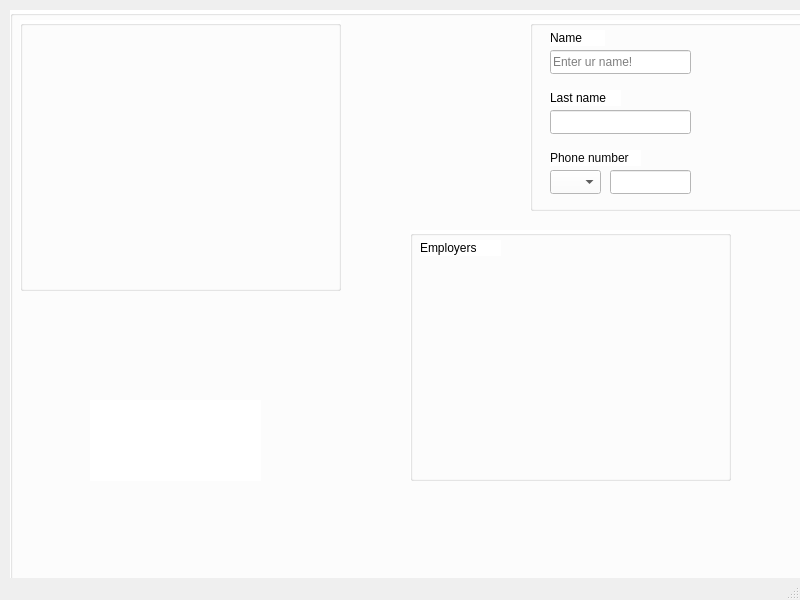
Before: the Qt Designer form setprofile.ui in HOOMANRT/HoomAbol, drawn with Qt 5.
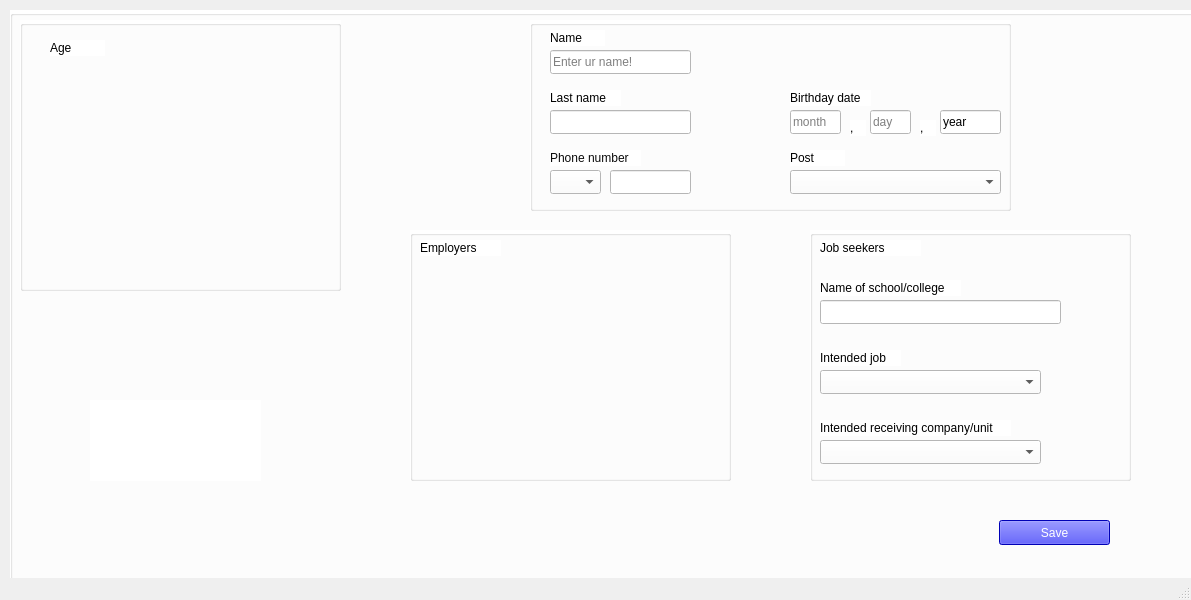
After: the same form once the commit is applied.

Patch:
```diff
--- a/setprofile.ui
+++ b/setprofile.ui
@@ -6,7 +6,7 @@
    <rect>
     <x>0</x>
     <y>0</y>
-    <width>800</width>
+    <width>1191</width>
     <height>600</height>
    </rect>
   </property>
@@ -41,6 +41,23 @@
      <property name="title">
       <string/>
      </property>
+     <widget class="QLabel" name="label_10">
+      <property name="geometry">
+       <rect>
+        <x>30</x>
+        <y>20</y>
+        <width>55</width>
+        <height>16</height>
+       </rect>
+      </property>
+      <property name="styleSheet">
+       <string notr="true">background-color: rgb(255, 255, 255);
+color: rgb(0, 0, 0);</string>
+      </property>
+      <property name="text">
+       <string>Age</string>
+      </property>
+     </widget>
     </widget>
     <widget class="QGroupBox" name="groupBox_3">
      <property name="geometry">
@@ -154,9 +171,9 @@
      <widget class="QComboBox" name="comboBox_2">
       <property name="geometry">
        <rect>
-        <x>310</x>
+        <x>260</x>
         <y>150</y>
-        <width>151</width>
+        <width>211</width>
         <height>24</height>
        </rect>
       </property>
@@ -164,7 +181,7 @@
      <widget class="QLabel" name="label_5">
       <property name="geometry">
        <rect>
-        <x>310</x>
+        <x>260</x>
         <y>130</y>
         <width>55</width>
         <height>16</height>
@@ -177,46 +194,93 @@
        <string>Post</string>
       </property>
      </widget>
-     <widget class="QLabel" name="label_10">
-      <property name="geometry">
-       <rect>
-        <x>310</x>
-        <y>10</y>
-        <width>55</width>
-        <height>16</height>
-       </rect>
-      </property>
-      <property name="styleSheet">
-       <string notr="true">background-color: rgb(255, 255, 255);
-color: rgb(0, 0, 0);</string>
-      </property>
-      <property name="text">
-       <string>Age</string>
-      </property>
-     </widget>
-     <widget class="QDateEdit" name="dateEdit">
-      <property name="geometry">
-       <rect>
-        <x>310</x>
-        <y>90</y>
-        <width>110</width>
-        <height>25</height>
-       </rect>
-      </property>
-     </widget>
      <widget class="QLabel" name="label_11">
       <property name="geometry">
        <rect>
-        <x>310</x>
+        <x>260</x>
         <y>70</y>
         <width>81</width>
         <height>16</height>
        </rect>
       </property>
+      <property name="styleSheet">
+       <string notr="true">color: rgb(0, 0, 0);</string>
+      </property>
       <property name="text">
        <string>Birthday date</string>
       </property>
      </widget>
+     <widget class="QLineEdit" name="lineEdit_5">
+      <property name="geometry">
+       <rect>
+        <x>260</x>
+        <y>90</y>
+        <width>51</width>
+        <height>24</height>
+       </rect>
+      </property>
+      <property name="placeholderText">
+       <string>month</string>
+      </property>
+     </widget>
+     <widget class="QLineEdit" name="lineEdit_6">
+      <property name="geometry">
+       <rect>
+        <x>340</x>
+        <y>90</y>
+        <width>41</width>
+        <height>24</height>
+       </rect>
+      </property>
+      <property name="placeholderText">
+       <string>day</string>
+      </property>
+     </widget>
+     <widget class="QLineEdit" name="lineEdit_7">
+      <property name="geometry">
+       <rect>
+        <x>410</x>
+        <y>90</y>
+        <width>61</width>
+        <height>24</height>
+       </rect>
+      </property>
+      <property name="text">
+       <string>year</string>
+      </property>
+     </widget>
+     <widget class="QLabel" name="label_12">
+      <property name="geometry">
+       <rect>
+        <x>320</x>
+        <y>100</y>
+        <width>16</width>
+        <height>16</height>
+       </rect>
+      </property>
+      <property name="styleSheet">
+       <string notr="true">color: rgb(0, 0, 0);</string>
+      </property>
+      <property name="text">
+       <string>,</string>
+      </property>
+     </widget>
+     <widget class="QLabel" name="label_14">
+      <property name="geometry">
+       <rect>
+        <x>390</x>
+        <y>100</y>
+        <width>16</width>
+        <height>16</height>
+       </rect>
+      </property>
+      <property name="styleSheet">
+       <string notr="true">color: rgb(0, 0, 0);</string>
+      </property>
+      <property name="text">
+       <string>,</string>
+      </property>
+     </widget>
     </widget>
     <widget class="QGroupBox" name="groupBox_4">
      <property name="geometry">
```
Left out of the diff: 4 changed lines with no effect on the pictures.
